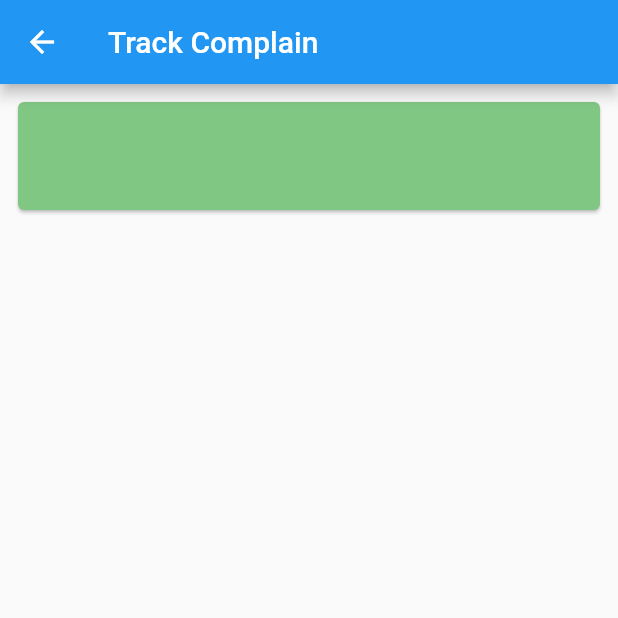
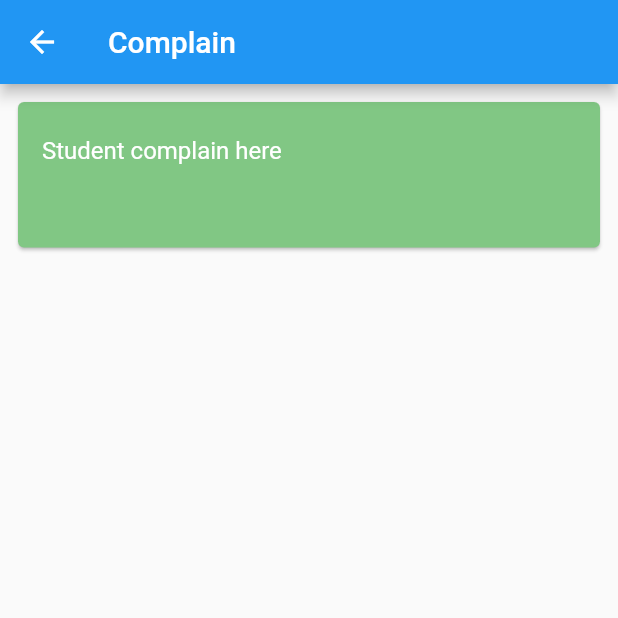
Before and after one commit to Mickey01g/flutter_container, a Flutter app: the GlobalComplain screen opened directly, on a phone screen of 412 x 824 dp, the top half of it. Run offline on Flutter 3.47's test engine with Material 2 defaults, Android fonts, the phone set to English and light mode, and no system bars; our stand-ins replace awesome_notifications, cloud_firestore, dio, firebase_auth, firebase_core, firebase_database and 4 more; missing offline and left inert: flutter_file_downloader, gsheets; accounts and stored records are empty; key blocks and very long unbroken strings in the code were emptied for the run.

Commit message:
Hostel Project

```diff
--- a/lib/main.dart
+++ b/lib/main.dart
@@ -3,7 +3,6 @@ import 'package:flutter/foundation.dart';
 import 'package:flutter/material.dart';
 import 'package:flutter_container/utils/routes.dart';
 import 'package:flutter_container/utils/routes_name.dart';
-import 'package:flutter_container/view_model/announcement_create/create_announcement.dart';
 
 void main() async{
   WidgetsFlutterBinding.ensureInitialized();
--- a/lib/view_model/admin_dashboard/global_complain.dart
+++ b/lib/view_model/admin_dashboard/global_complain.dart
@@ -8,7 +8,7 @@ class GlobalComplain extends StatelessWidget {
   Widget build(BuildContext context) {
     return Scaffold(
       appBar: AppBar(
-        title: "Track Complain".text.make(),
+        title: "Complain".text.make(),
       ),
       body: Material(
         child: Padding(
@@ -18,8 +18,8 @@ class GlobalComplain extends StatelessWidget {
               Card(
                 color: Colors.green.shade300,
                 child: ListTile(
-                  title:Text(e1.name,style: TextStyle(color: Colors.white),),
-                  subtitle:Text(e1.room,style: TextStyle(color: Colors.white),),
+                  title:Text("\nStudent complain here\n",style: TextStyle(color: Colors.white),textScaleFactor: 1,),
+                  subtitle:Text(e1.name+"\n"+e1.room,style: TextStyle(color: Colors.white),textScaleFactor: 1,),
                 ),
               ),
             ],
--- a/lib/view_model/home/home_page.dart
+++ b/lib/view_model/home/home_page.dart
@@ -71,7 +71,6 @@ class _HomePageState extends State<HomePage> {
           child: Center(
             child: Container(
               decoration:BoxDecoration(
-                color: Colors.black.withOpacity(0.2),
               ),
               width:double.infinity,
               height:MediaQuery.sizeOf(context).height*1,
--- a/lib/view_model/login/sLoginPage.dart
+++ b/lib/view_model/login/sLoginPage.dart
@@ -29,6 +29,8 @@ class _SLoginPageState extends State<SLoginPage> {
   }
   final formKey = GlobalKey<FormState>();
   final auth=FirebaseAuth.instance;
+  // FirebaseAuth getuser=FirebaseAuth.instance.currentUser?.uid as FirebaseAuth;
+
 
   void login() async{
     String email =emailController.text.trim();
@@ -173,8 +175,6 @@ class _SLoginPageState extends State<SLoginPage> {
                                                            sp.setString('userType','student');
                                                            // ignore: use_build_context_synchronously
 
-                                                           // auth.createUserWithEmailAndPassword(email:emailController.text.trim(), password:passwordController.text.trim());
-
                                                          }
                                                        },
                                                      );
--- a/lib/view_model/student_dashboard/announcement_view.dart
+++ b/lib/view_model/student_dashboard/announcement_view.dart
@@ -1,4 +1,5 @@
 import 'package:flutter/material.dart';
+import 'package:flutter_container/view_model/login/admin_login.dart';
 import 'package:velocity_x/velocity_x.dart';
 
 import '../services/data_fetch.dart';
@@ -19,8 +20,8 @@ class AnnouncementView extends StatelessWidget {
               Card(
                 color: Colors.green.shade300,
                 child: ListTile(
-                  title:Text(e1.name,style: TextStyle(color: Colors.white),),
-                  subtitle:Text(e1.room,style: TextStyle(color: Colors.white),),
+                  title:const Text("\nAnnouncement For Student\n",style: TextStyle(color: Colors.white),textScaleFactor: 1,),
+                  subtitle:Text(admin.name+"\n"+admin.role,style: TextStyle(color: Colors.white),textScaleFactor: 1,),
                 ),
               ),
             ],
--- a/lib/view_model/student_dashboard/complaint/complain_view.dart
+++ b/lib/view_model/student_dashboard/complaint/complain_view.dart
@@ -9,7 +9,7 @@ class ComplainView extends StatelessWidget {
   Widget build(BuildContext context) {
     return Scaffold(
       appBar: AppBar(
-        title: "Track Complain".text.make(),
+        title: "Complain".text.make(),
       ),
       body: Material(
         child: Padding(
--- a/lib/view_model/student_dashboard/student_dashboard.dart
+++ b/lib/view_model/student_dashboard/student_dashboard.dart
@@ -148,7 +148,7 @@ class _StudentDashboardPageState extends State<StudentDashboardPage> {
                                   const SizedBox(width: 20,),
                                   InkWell(
                                     onTap: (){
-                                      Navigator.of(context).push(MaterialPageRoute(builder: (context)=>const MyComplaint()));
+                                      Navigator.pushNamed(context,RouteName.mycomplaint);
                                     },
                                     child:Card(
                                       color: Colors.blue.shade300,
```
Also changed, not shown: lib/view_model/login/admin_login.dart (+27 -18 lines), lib/view_model/student_dashboard/complaint/track_complain.dart (+9 -2 lines).
